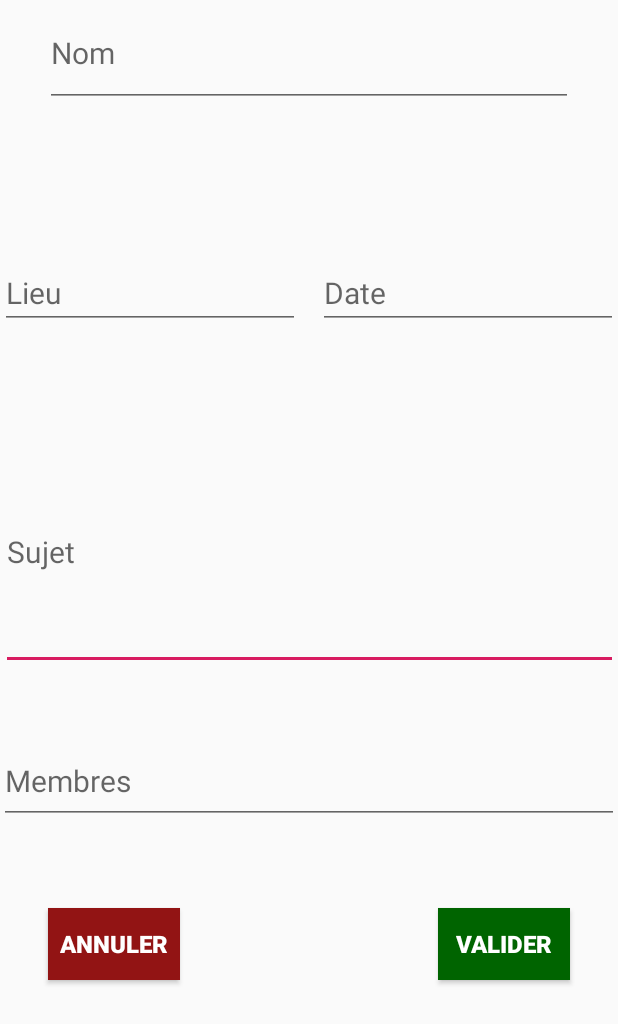
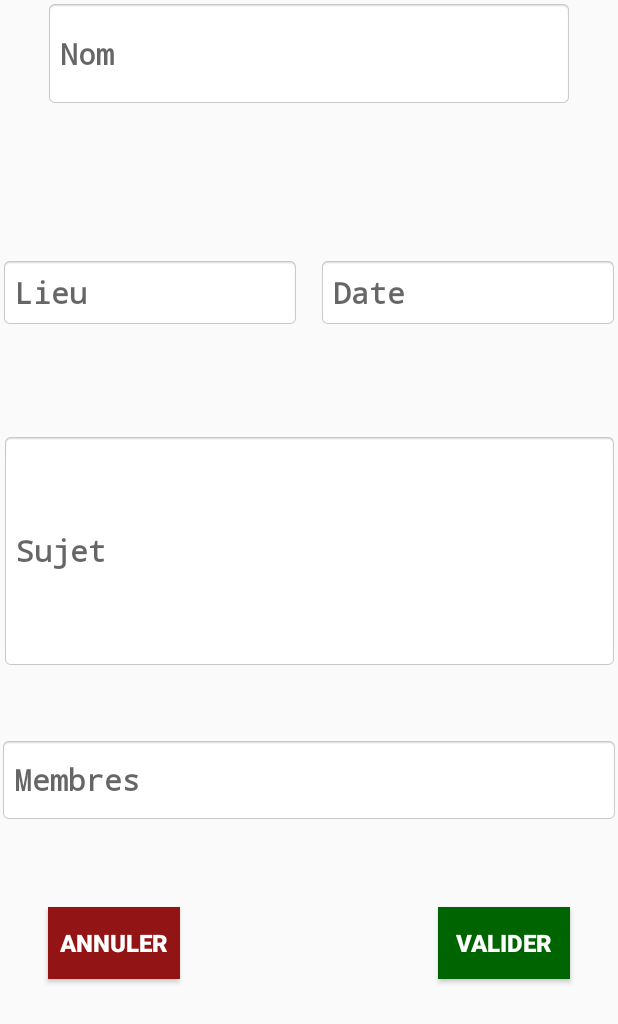
Before and after one commit to MatiCG/SmartConf, an Android app: the layout frag_addevent_layout.xml on its own in the app's theme, with its tools: preview values and no code run, on a phone screen of 412 x 824 dp. Shown: the top 1024 px of the screen. Run offline under Robolectric (Android 15) with nearby library versions, the phone set to English and light mode, and no system bars.

Commit message:
[ADD] adding style xml

```diff
--- a/App-SmartConf/app/src/main/res/values/styles.xml
+++ b/App-SmartConf/app/src/main/res/values/styles.xml
@@ -8,8 +8,12 @@
         <item name="colorAccent">@color/colorAccent</item>
     </style>
 
-    <style name="MyEditTextStyle">
-        <item name="android:textColor">#C80000</item>
-        <item name="android:textSize">20dp</item>
+    <style name="MyEditTextStyle" parent="android:Widget.EditText">
+        <item name="android:textColor">#400000</item>
+        <item name="android:textStyle">bold</item>
+        <item name="android:padding">10dp</item>
+        <item name="android:typeface">monospace</item>
+        <item name="android:background">@android:drawable/editbox_background_normal</item>
+        <item name="android:textSize">20sp</item>
     </style>
 </resources>
```
